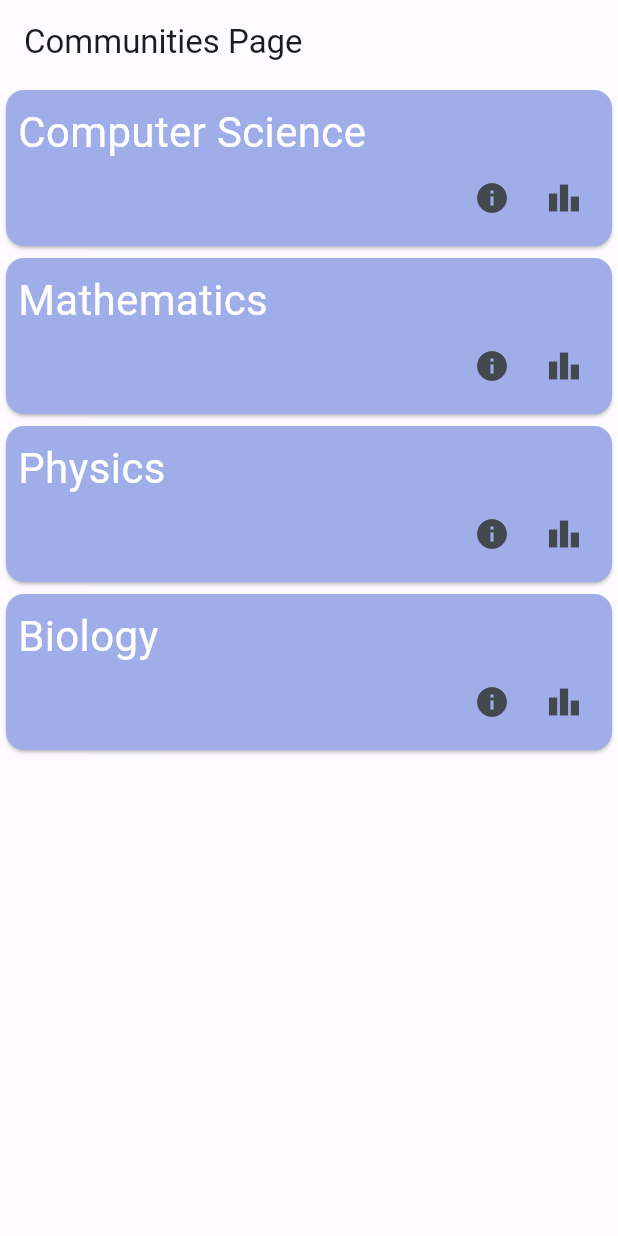
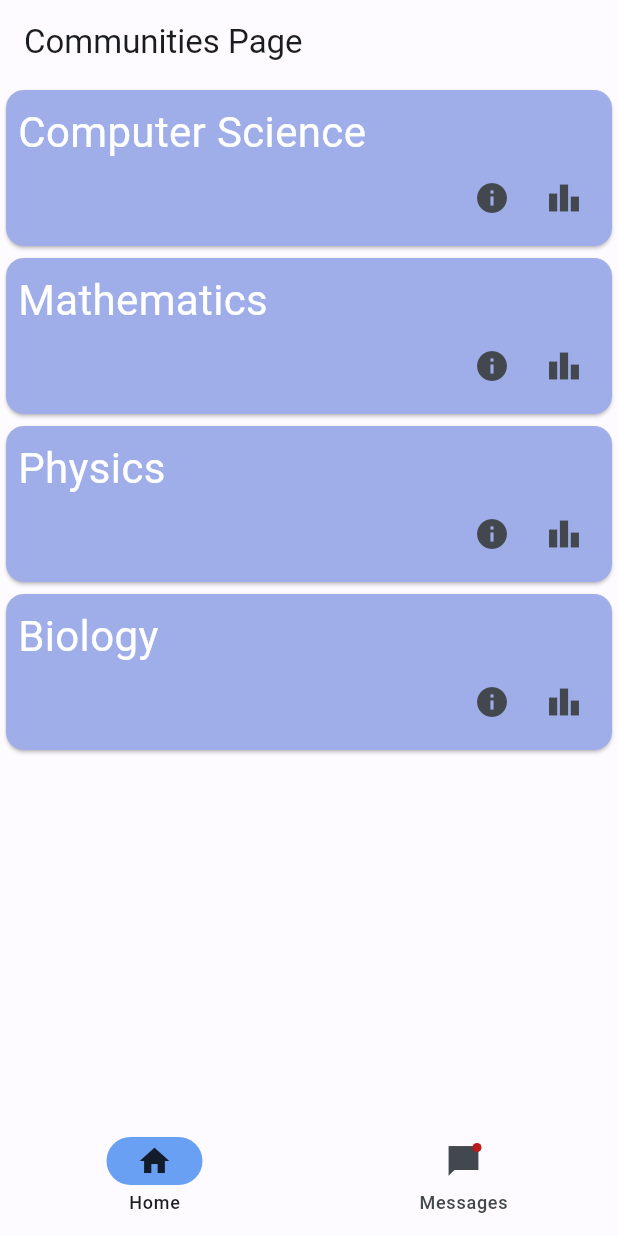
Before and after one commit to TeamNakamuradev/StudyR, a Flutter app: the screen it shows after launch, after a tap on the "info" icon, on a phone screen of 412 x 824 dp. Run offline on Flutter 3.47's test engine with Material 3 defaults, Android fonts, the phone set to English and light mode, and no system bars; our stand-ins replace flutter_swiper_null_safety, jwt_decoder, shared_preferences, swipe_cards; missing offline and left inert: syncfusion_flutter_pdfviewer.

Commit message:
base nav bar

```diff
--- a/lib/screens/community.dart
+++ b/lib/screens/community.dart
@@ -1,3 +1,5 @@
+// ignore_for_file: prefer_const_constructors
+
 import 'package:flutter/material.dart';
 import 'package:studyr/screens/swipe_page.dart';
 import 'package:studyr/utils/hex.dart';
@@ -14,19 +16,60 @@ class Community {
   });
 }
 
-class CommunityPage extends StatelessWidget {
+class CommunityPage extends StatefulWidget {
   final List<Community> communities;
 
   CommunityPage({required this.communities, required String communityName});
 
   @override
+  State<CommunityPage> createState() => _CommunityPageState();
+}
+
+class _CommunityPageState extends State<CommunityPage> {
+  int currentPageIndex = 0;
+
+  @override
+  void initState() {
+    // TODO: implement initState
+    super.initState();
+    currentPageIndex = 0;
+  }
+
+  @override
   Widget build(BuildContext context) {
     return Scaffold(
+      bottomNavigationBar: NavigationBar(
+        onDestinationSelected: (int index) {
+          setState(() {
+            currentPageIndex = index;
+          });
+        },
+        indicatorColor: Color.fromARGB(255, 105, 160, 244),
+        selectedIndex: currentPageIndex,
+        destinations: const <Widget>[
+          NavigationDestination(
+            selectedIcon: Icon(Icons.home),
+            icon: Icon(Icons.home_outlined),
+            label: 'Home',
+          ),
+          NavigationDestination(
+            icon: Badge(
+              child: Icon(Icons.messenger_sharp),
+            ),
+            label: 'Messages',
+          ),
+        ],
+      ),
       appBar: AppBar(
         title: Text('Communities Page'),
       ),
-      body: ListView.builder(
-        itemCount: communities.length,
+      body: [CommunityList(), SizedBox()][currentPageIndex],
+    );
+  }
+
+  ListView CommunityList() {
+    return ListView.builder(
+      itemCount: widget.communities.length,
       itemBuilder: (context, index) {
         return Card(
           color: HexColor('#9faee9'), // Add your desired color here
@@ -36,8 +79,8 @@ class CommunityPage extends StatelessWidget {
                 context,
                 MaterialPageRoute(
                   builder: (context) => SwipePage(
-                      title: communities[index].name,
-                      community: communities[index],
+                    title: widget.communities[index].name,
+                    community: widget.communities[index],
                   ),
                 ),
               );
@@ -52,7 +95,7 @@ class CommunityPage extends StatelessWidget {
                   child: Column(
                     crossAxisAlignment: CrossAxisAlignment.start,
                     children: [
-                        Text('${communities[index].name}',
+                      Text('${widget.communities[index].name}',
                           style:
                               TextStyle(fontSize: 28, color: Colors.white)),
                       // Text('Community ID: ${communities[index].id}',
@@ -90,7 +133,6 @@ class CommunityPage extends StatelessWidget {
           ),
         );
       },
-      ),
     );
   }
 }
```
Lines whose indentation alone changed are shown as unchanged.
